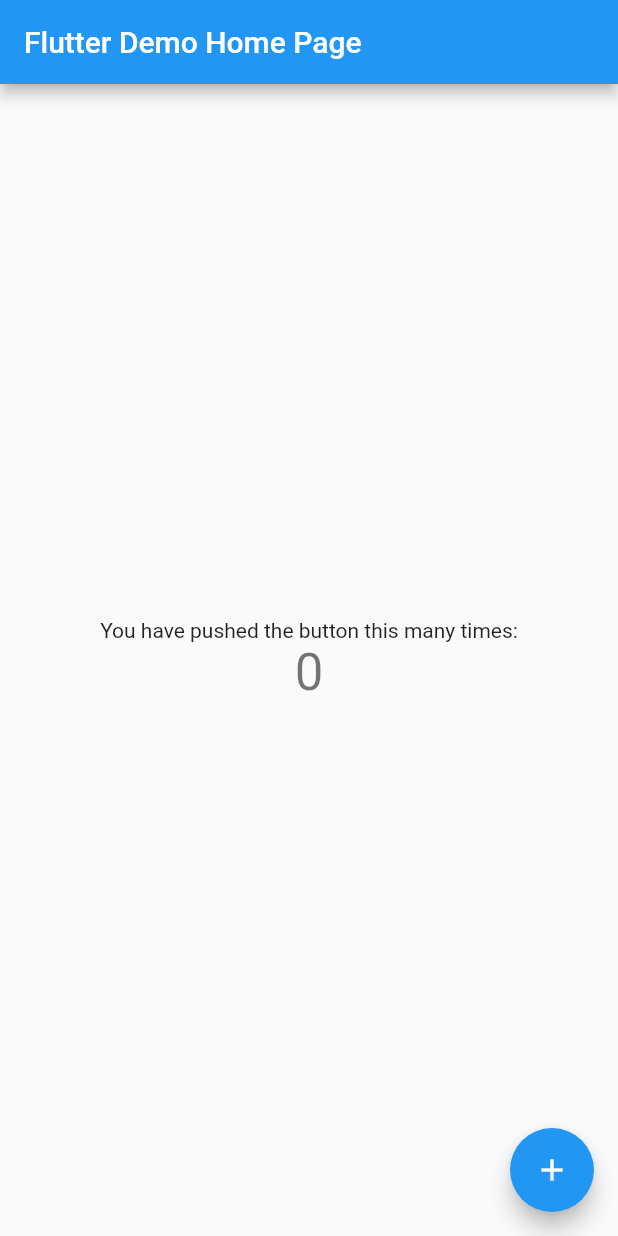
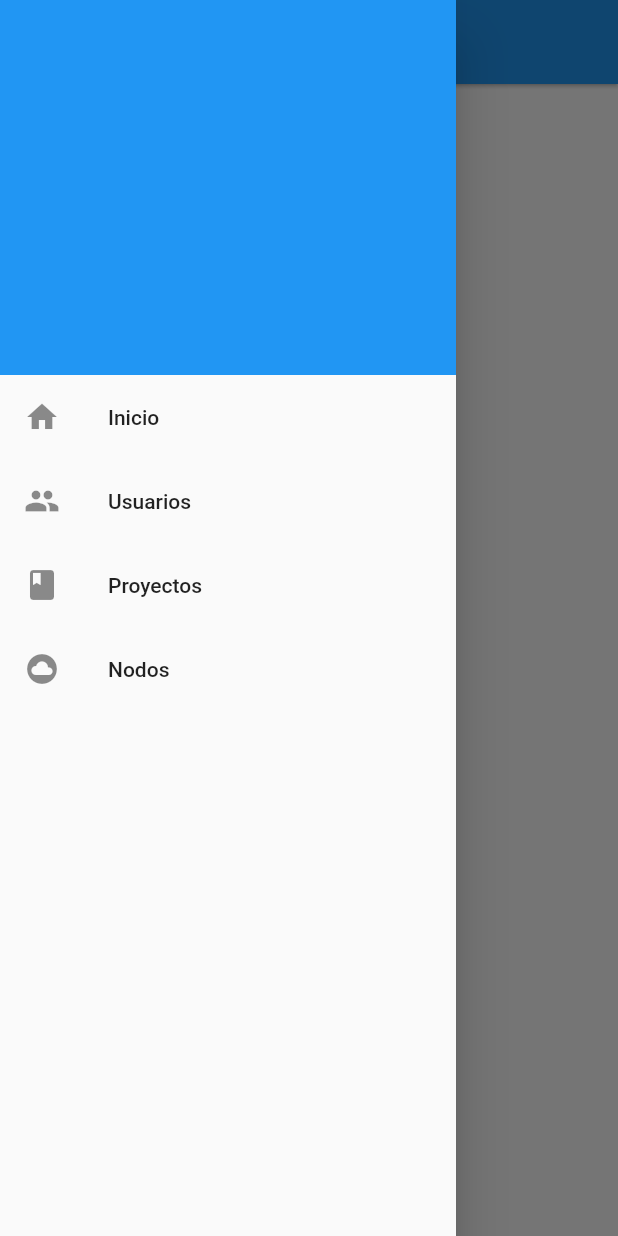
Before and after one commit to Alvardud/data_sharing_with_sensor_mobile, a Flutter app: the screen it shows after launch, with the side drawer open (before the commit the screen has no drawer), on a phone screen of 412 x 824 dp. Run offline on Flutter 3.47's test engine with Material 2 defaults, Android fonts, the phone set to English and light mode, and no system bars; our stand-ins replace flutter_map, latlong; missing offline and left inert: flutter_charts.

Commit message:
update firebase

```diff
--- /dev/null
+++ b/lib/data_provider/constants.dart
@@ -0,0 +1,16 @@
+import 'package:data_sharing_with_sensor_mobile/ui/layouts/nodo.dart';
+import 'package:flutter/material.dart';
+
+const List<String> titlesDrawer = ["Inicio", "Usuarios", "Proyectos", "Nodos"];
+const List<IconData> iconsDrawer = [
+  Icons.home,
+  Icons.people,
+  Icons.book,
+  Icons.cloud_circle
+];
+List<Widget> layouts = [
+  Container(color: Colors.white),
+  Container(color: Colors.green),
+  Container(color: Colors.blue),
+  Nodo(),
+];
--- a/lib/main.dart
+++ b/lib/main.dart
@@ -1,111 +1,17 @@
+import 'package:data_sharing_with_sensor_mobile/ui/layouts/home.dart';
 import 'package:flutter/material.dart';
 
 void main() => runApp(MyApp());
 
 class MyApp extends StatelessWidget {
-  // This widget is the root of your application.
   @override
   Widget build(BuildContext context) {
     return MaterialApp(
       title: 'Flutter Demo',
       theme: ThemeData(
-        // This is the theme of your application.
-        //
-        // Try running your application with "flutter run". You'll see the
-        // application has a blue toolbar. Then, without quitting the app, try
-        // changing the primarySwatch below to Colors.green and then invoke
-        // "hot reload" (press "r" in the console where you ran "flutter run",
-        // or simply save your changes to "hot reload" in a Flutter IDE).
-        // Notice that the counter didn't reset back to zero; the application
-        // is not restarted.
         primarySwatch: Colors.blue,
       ),
-      home: MyHomePage(title: 'Flutter Demo Home Page'),
+      home: Home()
     );
   }
 }
-
-class MyHomePage extends StatefulWidget {
-  MyHomePage({Key key, this.title}) : super(key: key);
-
-  // This widget is the home page of your application. It is stateful, meaning
-  // that it has a State object (defined below) that contains fields that affect
-  // how it looks.
-
-  // This class is the configuration for the state. It holds the values (in this
-  // case the title) provided by the parent (in this case the App widget) and
-  // used by the build method of the State. Fields in a Widget subclass are
-  // always marked "final".
-
-  final String title;
-
-  @override
-  _MyHomePageState createState() => _MyHomePageState();
-}
-
-class _MyHomePageState extends State<MyHomePage> {
-  int _counter = 0;
-
-  void _incrementCounter() {
-    setState(() {
-      // This call to setState tells the Flutter framework that something has
-      // changed in this State, which causes it to rerun the build method below
-      // so that the display can reflect the updated values. If we changed
-      // _counter without calling setState(), then the build method would not be
-      // called again, and so nothing would appear to happen.
-      _counter++;
-    });
-  }
-
-  @override
-  Widget build(BuildContext context) {
-    // This method is rerun every time setState is called, for instance as done
-    // by the _incrementCounter method above.
-    //
-    // The Flutter framework has been optimized to make rerunning build methods
-    // fast, so that you can just rebuild anything that needs updating rather
-    // than having to individually change instances of widgets.
-    return Scaffold(
-      appBar: AppBar(
-        // Here we take the value from the MyHomePage object that was created by
-        // the App.build method, and use it to set our appbar title.
-        title: Text(widget.title),
-      ),
-      body: Center(
-        // Center is a layout widget. It takes a single child and positions it
-        // in the middle of the parent.
-        child: Column(
-          // Column is also a layout widget. It takes a list of children and
-          // arranges them vertically. By default, it sizes itself to fit its
-          // children horizontally, and tries to be as tall as its parent.
-          //
-          // Invoke "debug painting" (press "p" in the console, choose the
-          // "Toggle Debug Paint" action from the Flutter Inspector in Android
-          // Studio, or the "Toggle Debug Paint" command in Visual Studio Code)
-          // to see the wireframe for each widget.
-          //
-          // Column has various properties to control how it sizes itself and
-          // how it positions its children. Here we use mainAxisAlignment to
-          // center the children vertically; the main axis here is the vertical
-          // axis because Columns are vertical (the cross axis would be
-          // horizontal).
-          mainAxisAlignment: MainAxisAlignment.center,
-          children: <Widget>[
-            Text(
-              'You have pushed the button this many times:',
-            ),
-            Text(
-              '$_counter',
-              style: Theme.of(context).textTheme.display1,
-            ),
-          ],
-        ),
-      ),
-      floatingActionButton: FloatingActionButton(
-        onPressed: _incrementCounter,
-        tooltip: 'Increment',
-        child: Icon(Icons.add),
-      ), // This trailing comma makes auto-formatting nicer for build methods.
-    );
-  }
-}
--- /dev/null
+++ b/lib/ui/layouts/home.dart
@@ -0,0 +1,59 @@
+import 'package:flutter/material.dart';
+import 'package:data_sharing_with_sensor_mobile/data_provider/constants.dart'
+    as constant;
+
+class Home extends StatefulWidget {
+  @override
+  _HomeState createState() => _HomeState();
+}
+
+class _HomeState extends State<Home> {
+  int _pointer;
+
+  Widget _customDrawer() {
+    return Drawer(
+        child: Column(
+      children: <Widget>[
+        Container(height: 250, color: Theme.of(context).primaryColor),
+        ListView.builder(
+          shrinkWrap: true,
+          itemCount: constant.titlesDrawer.length,
+          itemBuilder: (context, index) {
+            return ListTile(
+              leading: Icon(constant.iconsDrawer[index]),
+              title: Text(constant.titlesDrawer[index]),
+              onTap: () {
+                if (_pointer != index) {
+                  Navigator.pop(context);
+                  setState(() {
+                    _pointer = index;
+                  });
+                }
+              },
+            );
+          },
+        )
+      ],
+    ));
+  }
+
+  @override
+  void initState() {
+    super.initState();
+    _pointer = 0;
+  }
+
+  @override
+  Widget build(BuildContext context) {
+    return Scaffold(
+      drawer: _customDrawer(),
+      appBar: AppBar(
+        centerTitle: true,
+        elevation: 1.0,
+        title: Text('Adriana' //TODO: change to user
+            ),
+      ),
+      body: constant.layouts[_pointer],
+    );
+  }
+}
--- a/pubspec.yaml
+++ b/pubspec.yaml
@@ -19,6 +19,10 @@ environment:
 dependencies:
   flutter:
     sdk: flutter
+  firebase_database: ^3.0.7
+  firebase_core: ^0.4.0+9
+  flutter_map: ^0.7.2
+  flutter_charts: ^0.1.10
 
   # The following adds the Cupertino Icons font to your application.
   # Use with the CupertinoIcons class for iOS style icons.
```
Also changed, not shown: lib/ui/layouts/charts.dart (added, +67 -0 lines), lib/ui/layouts/map.dart (added, +36 -0 lines), lib/ui/layouts/nodo.dart (added, +42 -0 lines), pubspec.lock, 14 other files.
